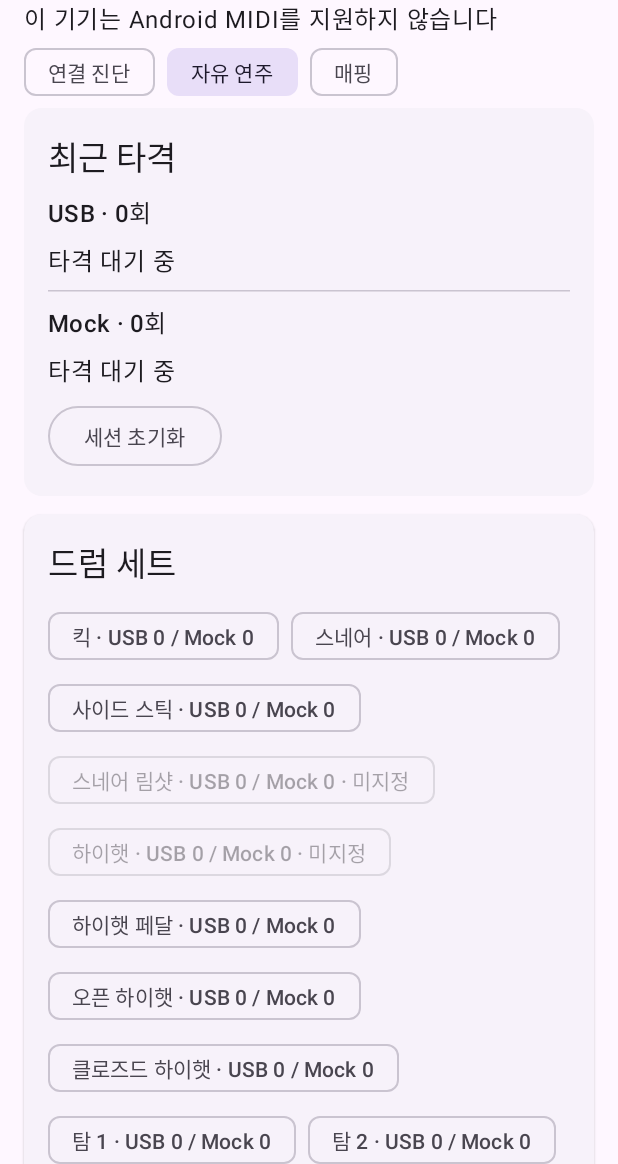
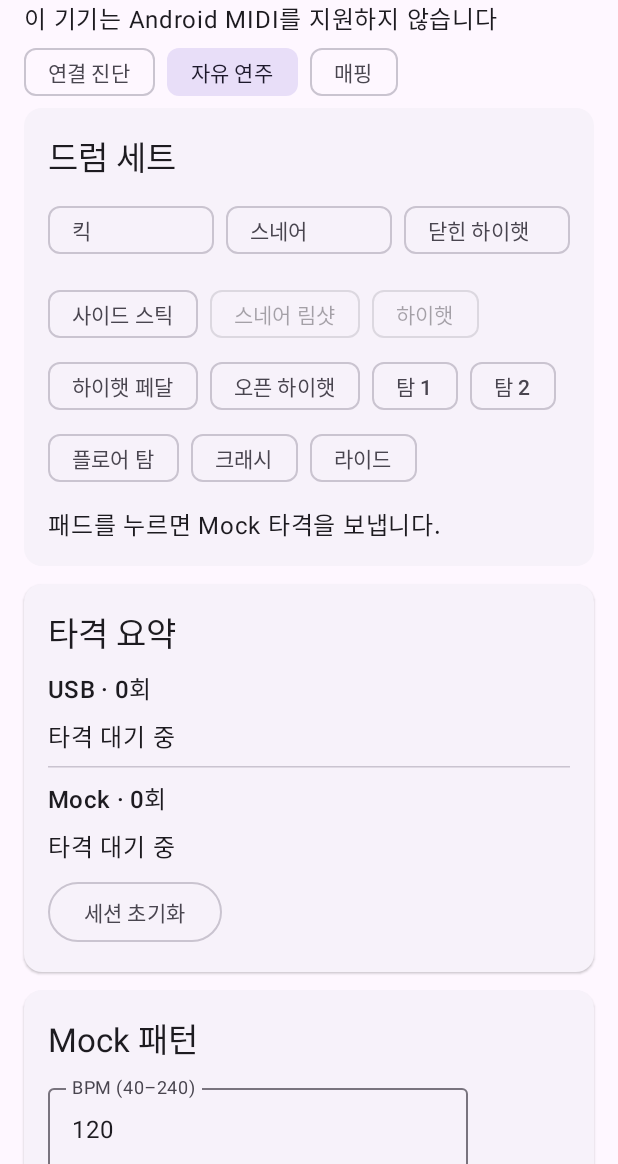
Before and after one commit to Sagwatteok/Drum-Practice, an Android app built with Jetpack Compose: the screen it shows after launch (MainActivity), after a tap on "자유 연주", on a phone screen of 412 x 824 dp, the part 72-1236 px from its top. Run offline under Robolectric (Android 15) with nearby library versions, the phone set to English and light mode, and no system bars.

Commit message:
Keep primary drum pads above the hit summary

```diff
--- a/app/src/main/java/io/github/sagwatteok/drumpractice/feature/diagnostics/PracticeScreen.kt
+++ b/app/src/main/java/io/github/sagwatteok/drumpractice/feature/diagnostics/PracticeScreen.kt
@@ -32,12 +32,17 @@ import androidx.compose.runtime.mutableStateOf
 import androidx.compose.runtime.setValue
 import androidx.compose.runtime.saveable.rememberSaveable
 import androidx.compose.ui.Modifier
+import androidx.compose.ui.semantics.semantics
+import androidx.compose.ui.semantics.stateDescription
 import androidx.compose.ui.text.font.FontFamily
 import androidx.compose.ui.text.input.KeyboardType
 import androidx.compose.ui.unit.dp
 import androidx.lifecycle.compose.collectAsStateWithLifecycle
 import io.github.sagwatteok.drumpractice.core.midi.Drum
 import io.github.sagwatteok.drumpractice.core.midi.MidiKind
+
+private val primaryPads = listOf(Drum.KICK, Drum.SNARE, Drum.CLOSED_HI_HAT)
+private val otherPads = Drum.entries - primaryPads.toSet()
 
 @Composable
 fun PracticeScreen(model: PracticeViewModel) {
@@ -132,29 +137,28 @@ fun PracticeScreen(model: PracticeViewModel) {
 
                     1 -> {
                         item {
-                            Panel("최근 타격") {
+                            Panel("드럼 세트") {
+                                Row(
+                                    Modifier.fillMaxWidth(),
+                                    horizontalArrangement = Arrangement.spacedBy(8.dp),
+                                ) {
+                                    primaryPads.forEach { drum ->
+                                        DrumPad(drum, state, model::mockHit, Modifier.weight(1f))
+                                    }
+                                }
+                                FlowRow(horizontalArrangement = Arrangement.spacedBy(8.dp)) {
+                                    otherPads.forEach { drum -> DrumPad(drum, state, model::mockHit) }
+                                }
+                                Text("패드를 누르면 Mock 타격을 보냅니다.")
+                            }
+                        }
+                        item {
+                            Panel("타격 요약") {
                                 HitDisplay("USB", state.usbHits)
                                 HorizontalDivider()
                                 HitDisplay("Mock", state.mockHits)
+                                DrumHitCounts(state.usbHits, state.mockHits)
                                 OutlinedButton(model::clearSession) { Text("세션 초기화") }
-                            }
-                        }
-                        item {
-                            Panel("드럼 세트") {
-                                FlowRow(horizontalArrangement = Arrangement.spacedBy(8.dp)) {
-                                    Drum.entries.forEach { drum ->
-                                        val usbCount = state.usbHits.counts.getOrDefault(drum, 0)
-                                        val mockCount = state.mockHits.counts.getOrDefault(drum, 0)
-                                        val note = state.mapping[drum]
-                                        FilterChip(
-                                            selected = drum in state.activePads,
-                                            onClick = { model.mockHit(drum) },
-                                            enabled = state.mockConnected && state.mappingReady && note != null,
-                                            label = { Text("${drum.label} · USB $usbCount / Mock $mockCount${if (note == null) " · 미지정" else ""}") },
-                                        )
-                                    }
-                                }
-                                Text("드럼 이름을 누르면 Mock 타격을 보냅니다.")
                             }
                         }
                         item {
@@ -239,6 +243,35 @@ fun PracticeScreen(model: PracticeViewModel) {
 private fun support(available: Boolean) = if (available) "지원" else "미지원"
 
 @Composable
+private fun DrumPad(drum: Drum, state: PracticeState, onHit: (Drum) -> Unit, modifier: Modifier = Modifier) {
+    val mapped = drum in state.mapping
+    val padModifier = if (state.mappingReady && !mapped) {
+        modifier.semantics { stateDescription = "미지정" }
+    } else modifier
+    FilterChip(
+        selected = drum in state.activePads,
+        onClick = { onHit(drum) },
+        enabled = state.mockConnected && state.mappingReady && mapped,
+        modifier = padModifier,
+        label = { Text(if (drum == Drum.CLOSED_HI_HAT) "닫힌 하이햇" else drum.label) },
+    )
+}
+
+@Composable
+private fun DrumHitCounts(usb: HitSummary, mock: HitSummary) {
+    if (usb.counts.isEmpty() && mock.counts.isEmpty()) return
+    HorizontalDivider()
+    Text("패드별 횟수", style = MaterialTheme.typography.titleMedium)
+    Drum.entries.forEach { drum ->
+        val usbCount = usb.counts.getOrDefault(drum, 0)
+        val mockCount = mock.counts.getOrDefault(drum, 0)
+        if (usbCount != 0L || mockCount != 0L) {
+            Text("${drum.label} · USB $usbCount / Mock $mockCount")
+        }
+    }
+}
+
+@Composable
 private fun HitDisplay(source: String, summary: HitSummary) {
     Text("$source · ${summary.total}회", style = MaterialTheme.typography.titleMedium)
     if (summary.latestHits.isEmpty()) Text("타격 대기 중")
```
